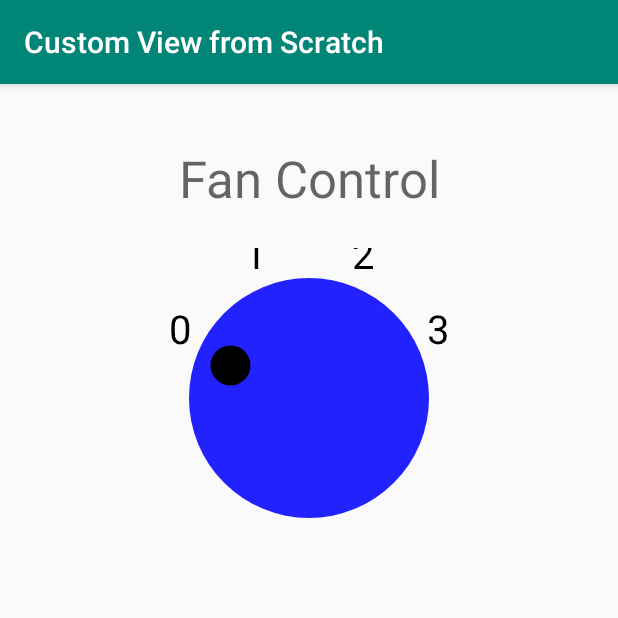
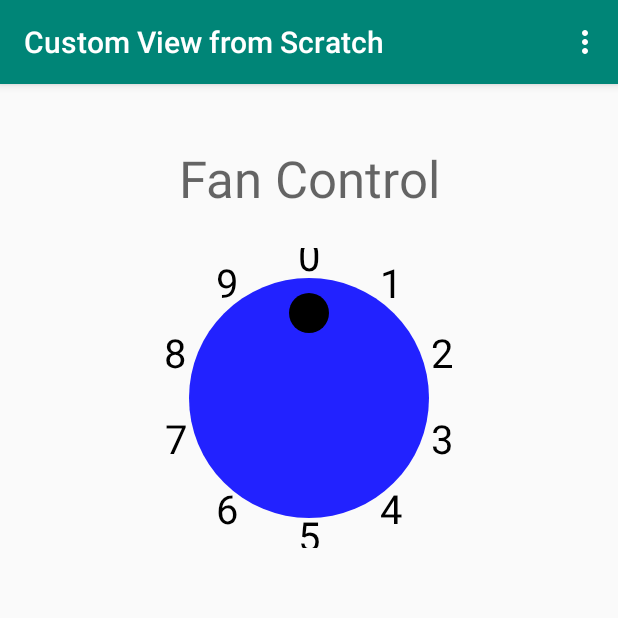
Before and after one commit to Artenes/android-custom-view-fan-control, an Android app: the screen it shows after launch (MainActivity), on a phone screen of 412 x 824 dp, the top half of it. Run offline under Robolectric (Android 15) with nearby library versions, the phone set to English and light mode, and no system bars.

Commit message:
Add attributes to change number of selections

```diff
--- a/app/src/main/java/bok/artenes/customviewfromscratch/DialView.kt
+++ b/app/src/main/java/bok/artenes/customviewfromscratch/DialView.kt
@@ -17,19 +17,28 @@ class DialView @JvmOverloads constructor(
     style: Int = 0
 ) : View(context, attributes, style) {
 
+    private var radius: Float = 0F
+
+    private var activeSelection: Int = 0
+        set(value) {
+            field = value
+            dialPaint.color = if (value >= 1) fanOnColor else fanOffColor
+            invalidate()
+        }
+
+    private val tempLabel = StringBuffer(8)
+
+    private val tempResult = FloatArray(2)
+
     private var fanOffColor = Color.GRAY
 
     private var fanOnColor = Color.CYAN
 
-    init {
-        isClickable = true
-
-        val typedArray = context.obtainStyledAttributes(attributes, R.styleable.DialView, 0, 0)
-        fanOnColor = typedArray.getColor(R.styleable.DialView_fanOnColor, fanOnColor)
-        fanOffColor = typedArray.getColor(R.styleable.DialView_fanOffColor, fanOffColor)
-        typedArray.recycle()
-
-    }
+    var selectionIndicators = 4
+        set(value) {
+            field = value + 1
+            activeSelection = 0
+        }
 
     private val textPaint = Paint().also {
         it.color = Color.BLACK
@@ -42,13 +51,17 @@ class DialView @JvmOverloads constructor(
         it.color = fanOffColor
     }
 
-    private var radius: Float = 0F
+    init {
+        isClickable = true
 
-    private var activeSelection: Int = 0
+        val typedArray = context.obtainStyledAttributes(attributes, R.styleable.DialView, 0, 0)
+        fanOnColor = typedArray.getColor(R.styleable.DialView_fanOnColor, fanOnColor)
+        fanOffColor = typedArray.getColor(R.styleable.DialView_fanOffColor, fanOffColor)
+        selectionIndicators =
+            typedArray.getInteger(R.styleable.DialView_selectionIndicators, selectionIndicators)
+        typedArray.recycle()
 
-    private val tempLabel = StringBuffer(8)
-
-    private val tempResult = FloatArray(2)
+    }
 
     override fun onSizeChanged(width: Int, height: Int, oldw: Int, oldh: Int) {
         calculateRadius(width, height)
@@ -86,13 +99,7 @@ class DialView @JvmOverloads constructor(
     }
 
     private fun onDialTouched() {
-        activeSelection = (activeSelection + 1) % SELECTION_COUNT
-        if (activeSelection >= 1) {
-            dialPaint.color = fanOnColor
-        } else {
-            dialPaint.color = fanOffColor
-        }
-        invalidate()
+        activeSelection = (activeSelection + 1) % selectionIndicators
     }
 
     private fun drawDial(canvas: Canvas) {
@@ -108,7 +115,7 @@ class DialView @JvmOverloads constructor(
         val radiusWithPadding = this.radius - 35
         //arbitrary radius for the marker that we saw it looked fine
         val markerRadius = 20f
-        val coordinates = calculateCoordinateForPosition(activeSelection, radiusWithPadding)
+        val coordinates = calculateCoordinatesForPosition(activeSelection, radiusWithPadding)
         val x = coordinates[0]
         val y = coordinates[1]
         canvas.drawCircle(x, y, markerRadius, textPaint)
@@ -120,8 +127,8 @@ class DialView @JvmOverloads constructor(
         //so we take its radius and add it by an arbitrary amount
         val radiusWithPadding = this.radius + 20
         val label = tempLabel
-        for (position in 0 until SELECTION_COUNT) {
-            val coordinate = calculateCoordinateForPosition(position, radiusWithPadding)
+        for (position in 0 until selectionIndicators) {
+            val coordinate = calculateCoordinatesForPosition(position, radiusWithPadding, true)
             val x = coordinate[0]
             val y = coordinate[1]
             label.setLength(0)
@@ -147,7 +154,19 @@ class DialView @JvmOverloads constructor(
         this.radius = radiusWithPadding.toFloat()
     }
 
-    private fun calculateCoordinateForPosition(position: Int, radius: Float): FloatArray {
+    private fun calculateCoordinatesForPosition(
+        position: Int,
+        radius: Float,
+        isLabel: Boolean = false
+    ): FloatArray {
+        return if (selectionIndicators > 4) {
+            calculateCoordinatesAroundTheCircle(position, radius, isLabel)
+        } else {
+            calculateCoordinatesAtTopOfCircle(position, radius)
+        }
+    }
+
+    private fun calculateCoordinatesAtTopOfCircle(position: Int, radius: Float): FloatArray {
         val result = tempResult
 
         /**
@@ -207,7 +226,7 @@ class DialView @JvmOverloads constructor(
          * and we multiply this result with PI to get this fraction value to add
          * to the initial angle.
          */
-        val angle = initialAngle + position * (PI / 4)
+        val angle = initialAngle + position * (PI / selectionIndicators)
 
         //the Parametric Equation explained above
         val x = (radius * cos(angle)) + (width / 2)
@@ -221,10 +240,33 @@ class DialView @JvmOverloads constructor(
         return result
     }
 
-    companion object {
+    private fun calculateCoordinatesAroundTheCircle(
+        position: Int,
+        radius: Float,
+        isLabel: Boolean
+    ): FloatArray {
+        val result = tempResult
+        val initialAngle = 3 / 2.0 * PI
 
-        private const val SELECTION_COUNT = 4
+        //we multiply PI by 2 because PI = 180º
+        //since we want to put the labels around the circle
+        //we have to double 90º to get 360º
+        val angle = initialAngle + position * ((PI * 2) / selectionIndicators)
 
+        val x = (radius * cos(angle)) + (width / 2)
+        var y = (radius * sin(angle)) + (height / 2)
+
+        //work around to move the labels that are in the under half of the circle
+        //a little bit down because they are touching the circle and getting
+        //overlapped by it. This value is arbitrary and might not work in all devices.
+        if (isLabel) {
+            y += 13
+        }
+
+        result[0] = x.toFloat()
+        result[1] = y.toFloat()
+
+        return result
     }
 
 }
--- a/app/src/main/java/bok/artenes/customviewfromscratch/MainActivity.kt
+++ b/app/src/main/java/bok/artenes/customviewfromscratch/MainActivity.kt
@@ -1,7 +1,10 @@
 package bok.artenes.customviewfromscratch
 
+import android.os.Bundle
+import android.view.Menu
+import android.view.MenuItem
 import androidx.appcompat.app.AppCompatActivity
-import android.os.Bundle
+import kotlinx.android.synthetic.main.activity_main.*
 
 class MainActivity : AppCompatActivity() {
 
@@ -9,4 +12,16 @@ class MainActivity : AppCompatActivity() {
         super.onCreate(savedInstanceState)
         setContentView(R.layout.activity_main)
     }
+
+    override fun onCreateOptionsMenu(menu: Menu): Boolean {
+        menuInflater.inflate(R.menu.main, menu)
+        return true
+    }
+
+    override fun onOptionsItemSelected(item: MenuItem): Boolean {
+        val selectionIndicators = item.order
+        dialView.selectionIndicators = selectionIndicators
+        return super.onOptionsItemSelected(item)
+    }
+
 }
--- a/app/src/main/res/layout/activity_main.xml
+++ b/app/src/main/res/layout/activity_main.xml
@@ -29,6 +29,7 @@
         android:layout_marginEnd="8dp"
         app:fanOffColor="@color/blue1"
         app:fanOnColor="@color/red1"
+        app:selectionIndicators="9"
         app:layout_constraintLeft_toLeftOf="parent"
         app:layout_constraintRight_toRightOf="parent"
         app:layout_constraintTop_toBottomOf="@+id/customViewLabel" />
--- /dev/null
+++ b/app/src/main/res/menu/main.xml
@@ -0,0 +1,47 @@
+<?xml version="1.0" encoding="utf-8"?>
+<menu xmlns:app="http://schemas.android.com/apk/res-auto"
+    xmlns:android="http://schemas.android.com/apk/res/android">
+
+    <item
+        android:id="@+id/selection3"
+        android:orderInCategory="3"
+        android:title="@string/selections_3"
+        app:showAsAction="never" />
+
+    <item
+        android:id="@+id/selection4"
+        android:orderInCategory="4"
+        android:title="@string/selections_4"
+        app:showAsAction="never" />
+
+    <item
+        android:id="@+id/selection5"
+        android:orderInCategory="5"
+        android:title="@string/selections_5"
+        app:showAsAction="never" />
+
+    <item
+        android:id="@+id/selection6"
+        android:orderInCategory="6"
+        android:title="@string/selections_6"
+        app:showAsAction="never" />
+
+    <item
+        android:id="@+id/selection7"
+        android:orderInCategory="7"
+        android:title="@string/selections_7"
+        app:showAsAction="never" />
+
+    <item
+        android:id="@+id/selection8"
+        android:orderInCategory="8"
+        android:title="@string/selections_8"
+        app:showAsAction="never" />
+
+    <item
+        android:id="@+id/selection9"
+        android:orderInCategory="9"
+        android:title="@string/selections_9"
+        app:showAsAction="never" />
+
+</menu>
--- a/app/src/main/res/values/attrs.xml
+++ b/app/src/main/res/values/attrs.xml
@@ -3,5 +3,6 @@
     <declare-styleable name="DialView">
         <attr name="fanOnColor" format="reference|color" />
         <attr name="fanOffColor" format="reference|color" />
+        <attr name="selectionIndicators" format="integer" />
     </declare-styleable>
 </resources>
--- a/app/src/main/res/values/strings.xml
+++ b/app/src/main/res/values/strings.xml
@@ -1,4 +1,11 @@
 <resources>
     <string name="app_name">Custom View from Scratch</string>
     <string name="fan_control">Fan Control</string>
+    <string name="selections_3">Selections: 3</string>
+    <string name="selections_4">Selections: 4</string>
+    <string name="selections_5">Selections: 5</string>
+    <string name="selections_6">Selections: 6</string>
+    <string name="selections_7">Selections: 7</string>
+    <string name="selections_8">Selections: 8</string>
+    <string name="selections_9">Selections: 9</string>
 </resources>
```
